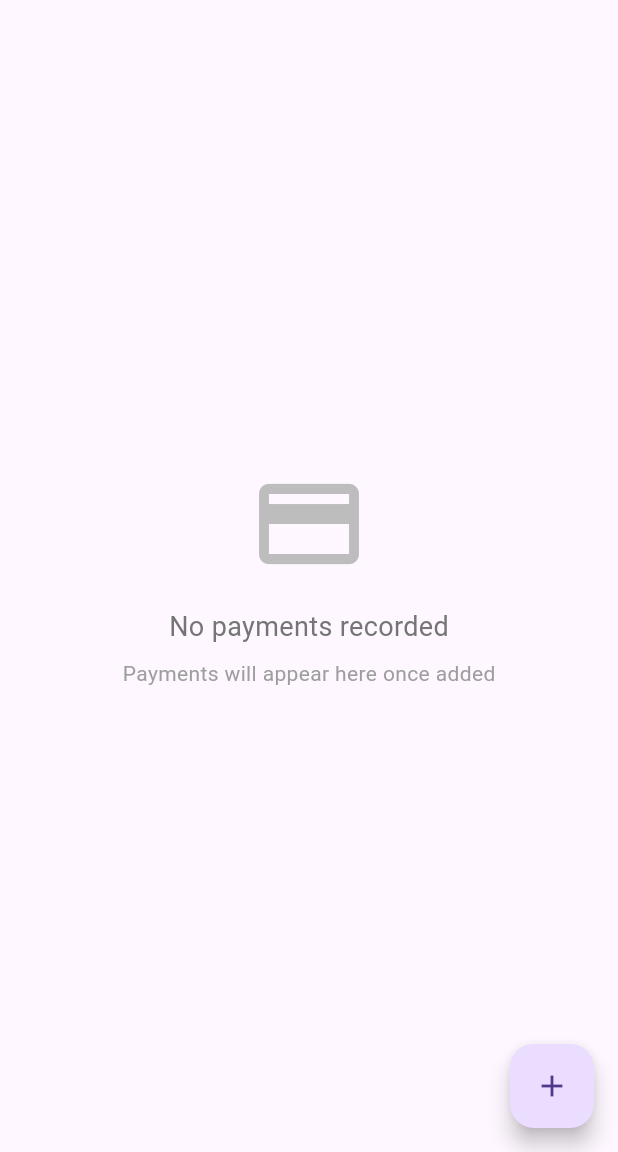
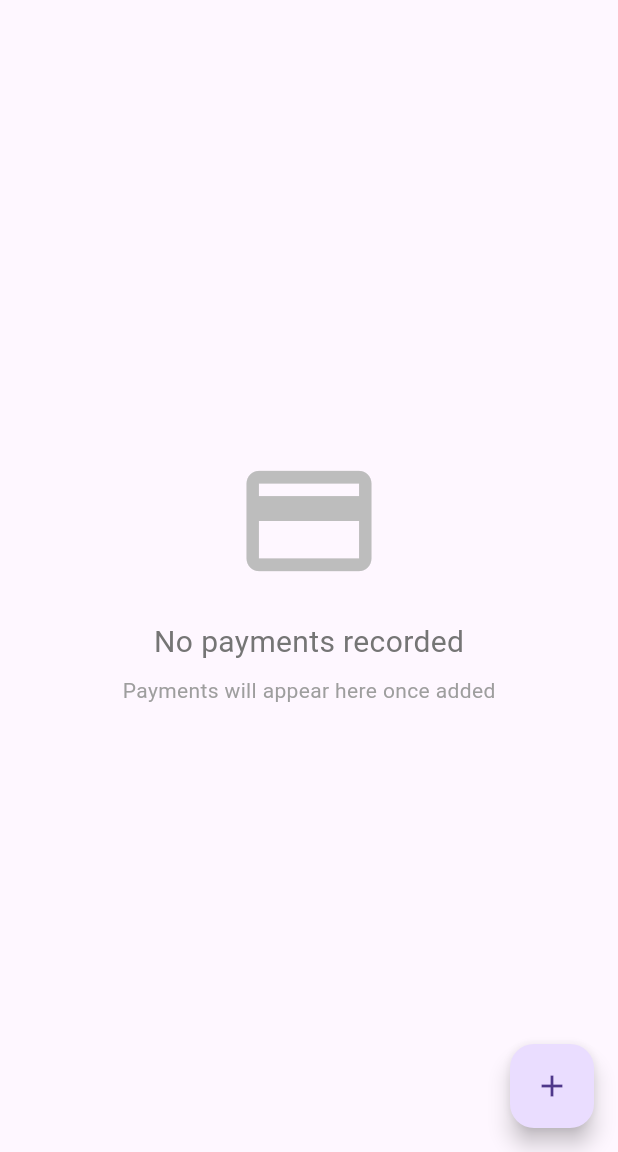
Before and after one commit to abdulhafiz0-0/averna_apk, a Flutter app: the PaymentsPage screen opened by its route, on a phone screen of 412 x 824 dp, the part 84-1236 px from its top. Run offline on Flutter 3.47's test engine with Material 3 defaults, Android fonts, the light colour scheme and no system bars.

Commit message:
added payments pages

```diff
--- a/lib/pages/payments.dart
+++ b/lib/pages/payments.dart
@@ -9,7 +9,7 @@ class PaymentsPage extends StatefulWidget {
 }
 
 class _PaymentsPageState extends State<PaymentsPage> {
-  // TODO: Replace with actual data from database
+  // TODO: Replace with actual data from your database
   final List<Map<String, dynamic>> _payments = [];
 
   @override
@@ -26,11 +26,11 @@ class _PaymentsPageState extends State<PaymentsPage> {
               child: Column(
                 mainAxisAlignment: MainAxisAlignment.center,
                 children: [
-                  Icon(Icons.payment_outlined, size: 80, color: Colors.grey[400]),
+                  Icon(Icons.payment_outlined, size: 100, color: Colors.grey[400]),
                   const SizedBox(height: 16),
                   Text(
                     'No payments recorded',
-                    style: TextStyle(fontSize: 18, color: Colors.grey[600]),
+                    style: TextStyle(fontSize: 20, color: Colors.grey[600]),
                   ),
                   const SizedBox(height: 8),
                   const Text(
@@ -58,14 +58,14 @@ class _PaymentsPageState extends State<PaymentsPage> {
                         color: Colors.white,
                       ),
                     ),
-                    title: Text(payment['studentName']),
+                    title: Text(payment['studentName'], style: const TextStyle(fontWeight: FontWeight.bold)),
                     subtitle: Text('${payment['course']} - ${payment['date']}'),
                     trailing: Column(
                       mainAxisAlignment: MainAxisAlignment.center,
                       crossAxisAlignment: CrossAxisAlignment.end,
                       children: [
                         Text(
-                          '\$${payment['amount']}',
+                          '\$${payment['amount'].toStringAsFixed(2)}',
                           style: const TextStyle(
                             fontWeight: FontWeight.bold,
                             fontSize: 16,
@@ -88,7 +88,7 @@ class _PaymentsPageState extends State<PaymentsPage> {
             ),
       floatingActionButton: FloatingActionButton(
         onPressed: () {
-          // TODO: Navigate to add payment page
+          // TODO: Navigate to Add Payment page or open a dialog
           ScaffoldMessenger.of(context).showSnackBar(
             const SnackBar(content: Text('Add payment functionality - To be implemented')),
           );
```
